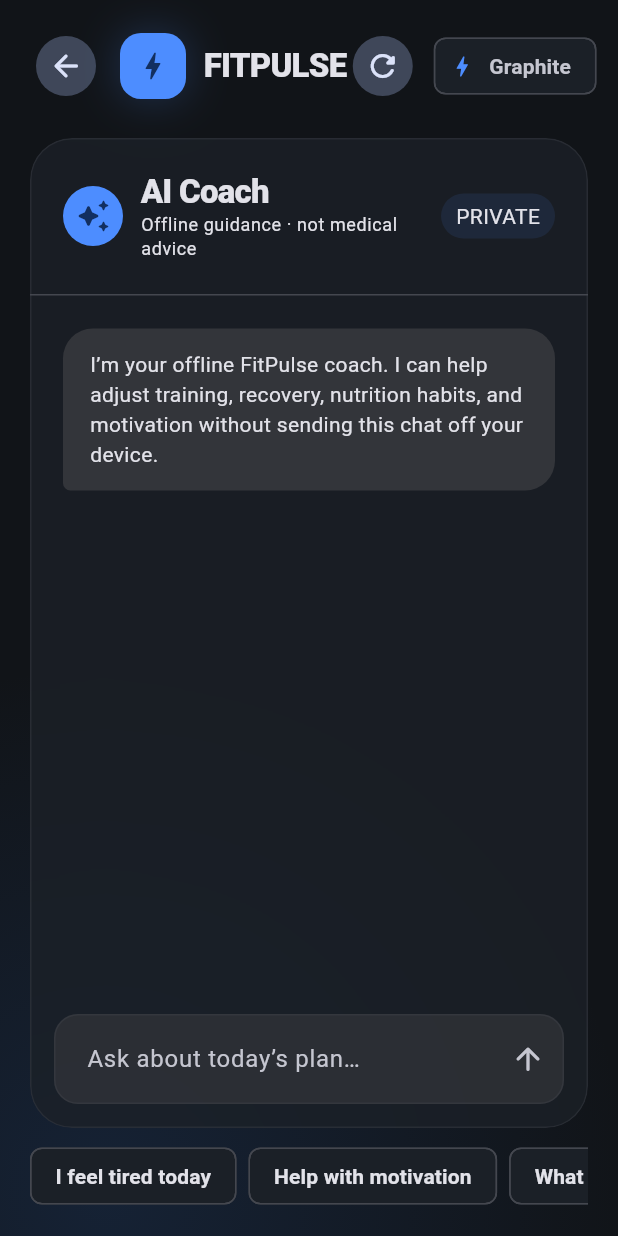
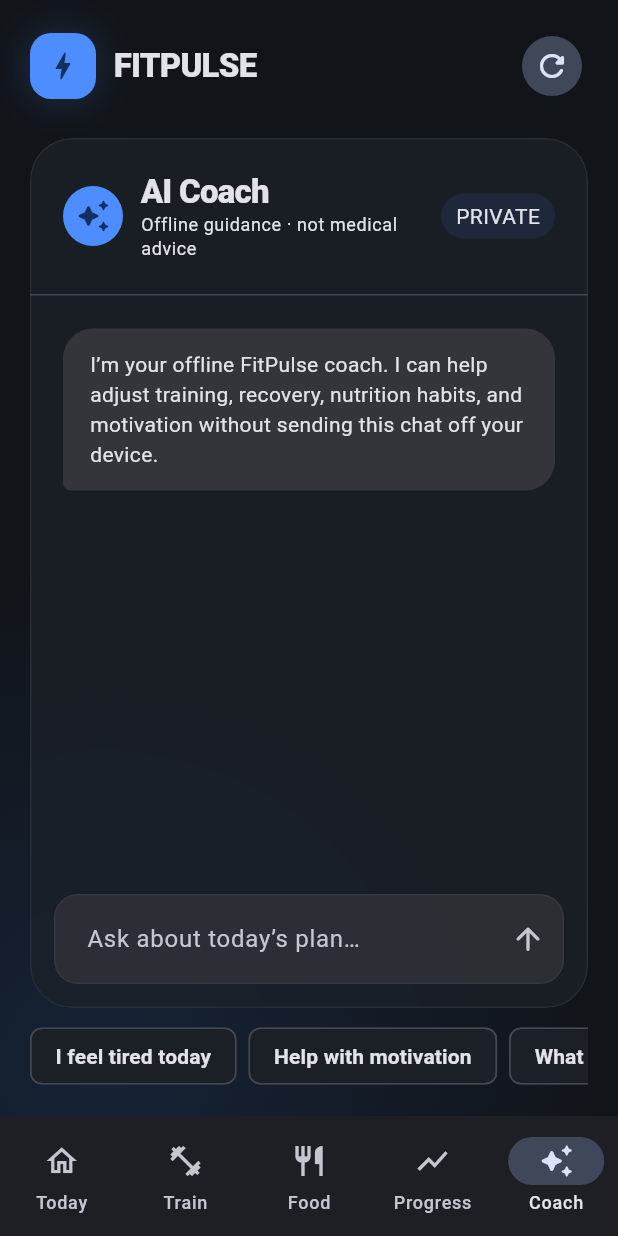
Before and after one commit to HyperspaceArchitecture/fitpulse, a Flutter app: the CoachPage screen opened by its route, on a phone screen of 412 x 824 dp. Run offline on Flutter 3.47's test engine with Material 3 defaults, Android fonts, the phone set to English and light mode, and no system bars; our stand-ins replace flutter_riverpod, go_router, image_picker, shared_preferences; accounts and stored records are empty.

Commit message:
Integrate whole-app mobile navigation

```diff
--- a/lib/core/routing/app_router.dart
+++ b/lib/core/routing/app_router.dart
@@ -1,3 +1,5 @@
+import 'package:fitpulse/core/routing/app_routes.dart';
+import 'package:fitpulse/core/routing/app_shell.dart';
 import 'package:fitpulse/features/admin/presentation/pages/admin_page.dart';
 import 'package:fitpulse/features/auth/presentation/pages/forgot_password_page.dart';
 import 'package:fitpulse/features/auth/presentation/pages/register_page.dart';
@@ -17,53 +19,7 @@ import 'package:flutter/material.dart';
 import 'package:flutter_riverpod/flutter_riverpod.dart';
 import 'package:go_router/go_router.dart';
 
-/// Route paths used by the application.
-abstract final class AppRoutes {
-  /// Member startup screen.
-  static const landing = '/';
-
-  /// Public product introduction and authentication entry.
-  static const welcome = '/welcome';
-
-  /// Sign-in screen.
-  static const signIn = '/sign-in';
-
-  /// Account-creation screen.
-  static const register = '/register';
-
-  /// Password-recovery screen.
-  static const forgotPassword = '/forgot-password';
-
-  /// Offline-first fitness profile setup.
-  static const onboarding = '/onboarding';
-
-  /// Personalized daily member dashboard.
-  static const dashboard = '/dashboard';
-
-  /// Interactive Today experience preview.
-  static const today = '/today';
-
-  /// Holistic progress and body-trend screen.
-  static const progress = '/progress';
-
-  /// Today's workout plan overview.
-  static const workouts = '/workouts';
-
-  /// Active set-by-set workout session.
-  static const workoutSession = '/workouts/session';
-
-  /// Privacy-first coaching conversation.
-  static const coach = '/coach';
-
-  /// Offline nutrition and hydration journal.
-  static const nutrition = '/nutrition';
-
-  /// Local member preferences and privacy controls.
-  static const settings = '/settings';
-
-  /// Administrator portal with deny-by-default production access.
-  static const admin = '/admin';
-}
+export 'app_routes.dart';
 
 /// Owns the router and disposes it with the provider container.
 final appRouterProvider = Provider<GoRouter>((ref) {
@@ -93,13 +49,13 @@ final appRouterProvider = Provider<GoRouter>((ref) {
         path: AppRoutes.onboarding,
         builder: (context, state) => const OnboardingPage(),
       ),
+      ShellRoute(
+        builder: (context, state, child) =>
+            AppShell(location: state.uri.path, child: child),
+        routes: [
           GoRoute(
             path: AppRoutes.dashboard,
             builder: (context, state) => const DashboardPage(),
-      ),
-      GoRoute(
-        path: AppRoutes.today,
-        builder: (context, state) => const ThemePreviewPage(),
           ),
           GoRoute(
             path: AppRoutes.progress,
@@ -110,16 +66,22 @@ final appRouterProvider = Provider<GoRouter>((ref) {
             builder: (context, state) => const WorkoutPlanPage(),
           ),
           GoRoute(
-        path: AppRoutes.workoutSession,
-        builder: (context, state) => const WorkoutSessionPage(),
-      ),
-      GoRoute(
             path: AppRoutes.coach,
             builder: (context, state) => const CoachPage(),
           ),
           GoRoute(
             path: AppRoutes.nutrition,
             builder: (context, state) => const NutritionPage(),
+          ),
+        ],
+      ),
+      GoRoute(
+        path: AppRoutes.today,
+        builder: (context, state) => const ThemePreviewPage(),
+      ),
+      GoRoute(
+        path: AppRoutes.workoutSession,
+        builder: (context, state) => const WorkoutSessionPage(),
       ),
       GoRoute(
         path: AppRoutes.settings,
--- /dev/null
+++ b/lib/core/routing/app_routes.dart
@@ -0,0 +1,18 @@
+/// Route paths used by the application.
+abstract final class AppRoutes {
+  static const landing = '/';
+  static const welcome = '/welcome';
+  static const signIn = '/sign-in';
+  static const register = '/register';
+  static const forgotPassword = '/forgot-password';
+  static const onboarding = '/onboarding';
+  static const dashboard = '/dashboard';
+  static const today = '/today';
+  static const progress = '/progress';
+  static const workouts = '/workouts';
+  static const workoutSession = '/workouts/session';
+  static const coach = '/coach';
+  static const nutrition = '/nutrition';
+  static const settings = '/settings';
+  static const admin = '/admin';
+}
--- /dev/null
+++ b/lib/core/routing/app_shell.dart
@@ -0,0 +1,69 @@
+import 'package:fitpulse/core/routing/app_routes.dart';
+import 'package:flutter/material.dart';
+import 'package:go_router/go_router.dart';
+
+/// Persistent phone navigation shared by the five member-facing modules.
+class AppShell extends StatelessWidget {
+  const AppShell({required this.location, required this.child, super.key});
+
+  final String location;
+  final Widget child;
+
+  static const _destinations =
+      <({String path, String label, IconData icon, IconData selectedIcon})>[
+        (
+          path: AppRoutes.dashboard,
+          label: 'Today',
+          icon: Icons.home_outlined,
+          selectedIcon: Icons.home_rounded,
+        ),
+        (
+          path: AppRoutes.workouts,
+          label: 'Train',
+          icon: Icons.fitness_center_outlined,
+          selectedIcon: Icons.fitness_center_rounded,
+        ),
+        (
+          path: AppRoutes.nutrition,
+          label: 'Food',
+          icon: Icons.restaurant_outlined,
+          selectedIcon: Icons.restaurant_rounded,
+        ),
+        (
+          path: AppRoutes.progress,
+          label: 'Progress',
+          icon: Icons.show_chart_outlined,
+          selectedIcon: Icons.show_chart_rounded,
+        ),
+        (
+          path: AppRoutes.coach,
+          label: 'Coach',
+          icon: Icons.auto_awesome_outlined,
+          selectedIcon: Icons.auto_awesome_rounded,
+        ),
+      ];
+
+  @override
+  Widget build(BuildContext context) {
+    final selectedIndex = _destinations.indexWhere(
+      (destination) => location.startsWith(destination.path),
+    );
+    return Scaffold(
+      body: child,
+      bottomNavigationBar: NavigationBar(
+        selectedIndex: selectedIndex < 0 ? 0 : selectedIndex,
+        labelBehavior: NavigationDestinationLabelBehavior.alwaysShow,
+        onDestinationSelected: (index) => context.go(_destinations[index].path),
+        destinations: [
+          for (final destination in _destinations)
+            NavigationDestination(
+              icon: Icon(destination.icon),
+              selectedIcon: Icon(destination.selectedIcon),
+              label: destination.label,
+              tooltip: 'Open ${destination.label}',
+            ),
+        ],
+      ),
+    );
+  }
+}
--- a/lib/features/coach/presentation/pages/coach_page.dart
+++ b/lib/features/coach/presentation/pages/coach_page.dart
@@ -1,13 +1,10 @@
-import 'package:fitpulse/core/routing/app_router.dart';
 import 'package:fitpulse/core/theme/app_theme.dart';
 import 'package:fitpulse/features/coach/application/coach_controller.dart';
 import 'package:fitpulse/features/coach/domain/coach_message.dart';
-import 'package:fitpulse/features/theme_preview/presentation/widgets/theme_selector.dart';
-import 'package:fitpulse/shared/widgets/brand_mark.dart';
 import 'package:fitpulse/shared/widgets/glass_panel.dart';
+import 'package:fitpulse/shared/widgets/member_page_header.dart';
 import 'package:flutter/material.dart';
 import 'package:flutter_riverpod/flutter_riverpod.dart';
-import 'package:go_router/go_router.dart';
 
 /// Privacy-first coaching conversation with an offline fallback.
 class CoachPage extends ConsumerStatefulWidget {
@@ -62,26 +59,12 @@ class _CoachPageState extends ConsumerState<CoachPage> {
                   padding: const EdgeInsets.all(20),
                   child: Column(
                     children: [
-                      Row(
-                        children: [
-                          IconButton.filledTonal(
-                            tooltip: 'Back to dashboard',
-                            onPressed: () => context.go(AppRoutes.dashboard),
-                            icon: const Icon(Icons.arrow_back_rounded),
-                          ),
-                          const SizedBox(width: 12),
-                          const BrandMark(),
-                          const Spacer(),
-                          IconButton.filledTonal(
-                            tooltip: 'New conversation',
-                            onPressed: ref
-                                .read(coachControllerProvider.notifier)
-                                .clear,
-                            icon: const Icon(Icons.refresh_rounded),
-                          ),
-                          const SizedBox(width: 10),
-                          const ThemeSelector(),
-                        ],
+                      MemberPageHeader(
+                        actionIcon: Icons.refresh_rounded,
+                        actionTooltip: 'New conversation',
+                        onAction: ref
+                            .read(coachControllerProvider.notifier)
+                            .clear,
                       ),
                       const SizedBox(height: 24),
                       Expanded(
--- /dev/null
+++ b/lib/shared/widgets/member_page_header.dart
@@ -0,0 +1,50 @@
+import 'package:fitpulse/core/routing/app_routes.dart';
+import 'package:fitpulse/features/theme_preview/presentation/widgets/theme_selector.dart';
+import 'package:fitpulse/shared/widgets/brand_mark.dart';
+import 'package:flutter/material.dart';
+import 'package:go_router/go_router.dart';
+
+/// Route header that removes redundant back/theme controls in the phone shell.
+class MemberPageHeader extends StatelessWidget {
+  const MemberPageHeader({
+    this.actionIcon,
+    this.actionTooltip,
+    this.onAction,
+    super.key,
+  });
+
+  final IconData? actionIcon;
+  final String? actionTooltip;
+  final VoidCallback? onAction;
+
+  @override
+  Widget build(BuildContext context) {
+    return LayoutBuilder(
+      builder: (context, constraints) {
+        final compact = constraints.maxWidth < 600;
+        return Row(
+          children: [
+            if (!compact) ...[
+              IconButton.filledTonal(
+                tooltip: 'Back to dashboard',
+                onPressed: () => context.go(AppRoutes.dashboard),
+                icon: const Icon(Icons.arrow_back_rounded),
+              ),
+              const SizedBox(width: 12),
+            ],
+            const BrandMark(),
+            const Spacer(),
+            if (onAction != null)
+              IconButton.filledTonal(
+                tooltip: actionTooltip,
+                onPressed: onAction,
+                icon: Icon(actionIcon),
+              ),
+            if (onAction != null && !compact) const SizedBox(width: 10),
+            if (!compact) const ThemeSelector(),
+          ],
+        );
+      },
+    );
+  }
+}
```
Also changed, not shown: lib/features/dashboard/presentation/pages/dashboard_page.dart (+41 -12 lines), lib/features/nutrition/presentation/pages/nutrition_page.dart (+2 -17 lines), lib/features/progress/presentation/pages/progress_page.dart (+2 -25 lines), lib/features/workout/presentation/pages/workout_plan_page.dart (+2 -15 lines), 3 other files. Lines whose indentation alone changed are shown as unchanged.
